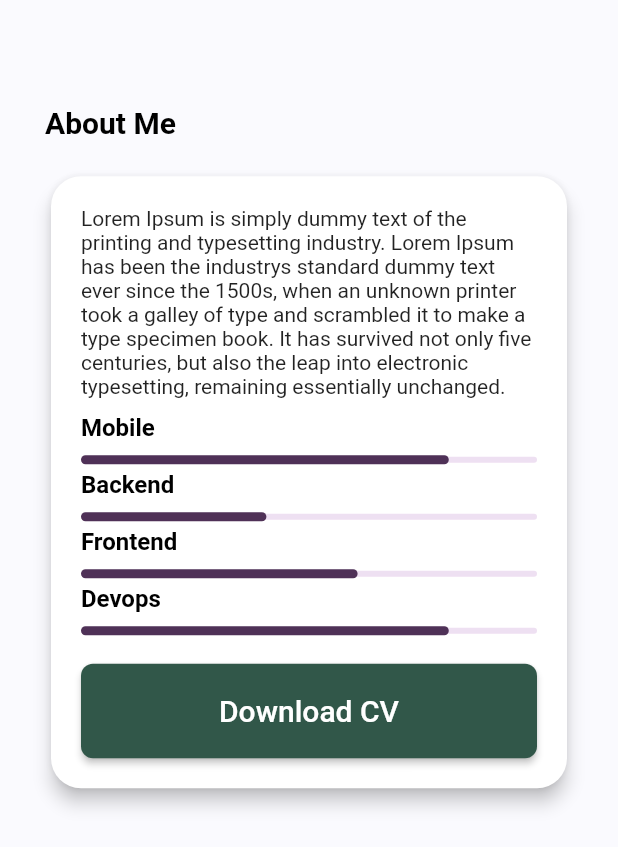
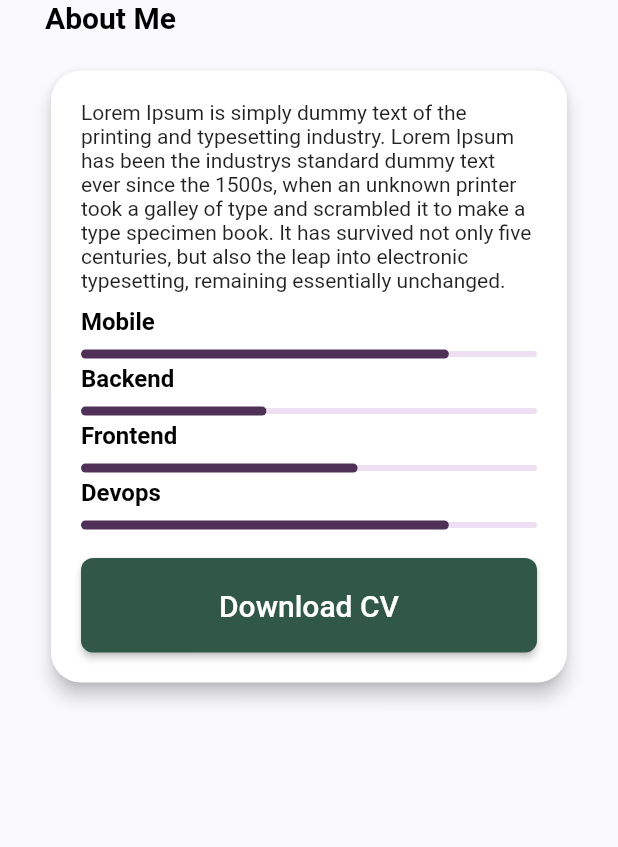
Before and after one commit to andreslab/portfolio-v5, a Flutter app: the Body widget shown alone on an empty page, opened directly, on a phone screen of 412 x 824 dp. Shown: the top 847 px of the screen. Run offline on Flutter 3.47's test engine with Material 2 defaults, Android fonts, the phone set to English and light mode, and no system bars; our stand-ins replace flutter_dotenv, font_awesome_flutter; missing offline and left inert: dart:html.

Commit message:
Move the title to the main body of each page

```diff
--- a/lib/widgets/about/widgets/body.dart
+++ b/lib/widgets/about/widgets/body.dart
@@ -1,5 +1,7 @@
 import 'package:flutter/material.dart';
+import 'package:porfolio/models/models.dart';
 import 'package:porfolio/providers/providers.dart';
+import 'package:porfolio/widgets/widgets.dart';
 import 'package:provider/provider.dart';
 import 'package:porfolio/screens/utils.dart';
 
@@ -17,7 +19,21 @@ class Body extends StatelessWidget {
     final personalProvider = Provider.of<ProfileProvider>(context);
     final personal = personalProvider.personal;
     final uiProvider = Provider.of<UiProvider>(context);
-    switch (uiProvider.pratform) {
+
+    return Column(
+      crossAxisAlignment: CrossAxisAlignment.start,
+      children: [
+        TitleWithKey(key: uiProvider.aboutKey, title: 'About Me'),
+        SizedBox(
+          height: 20,
+        ),
+        _buildPlatformWidget(uiProvider.pratform, personal),
+      ],
+    );
+  }
+
+  Widget _buildPlatformWidget(Platform platform, Personal personal) {
+    switch (platform) {
       case Platform.desktop:
         return Desktop(
           personalData: personal,
--- a/lib/widgets/about/widgets/mobile.dart
+++ b/lib/widgets/about/widgets/mobile.dart
@@ -15,28 +15,15 @@ class Mobile extends StatelessWidget {
   Widget build(BuildContext context) {
     final size = MediaQuery.of(context).size;
     final width = size.width;
-    const height = 600.0;
+    const height = 550.0;
     return SizedBox(
       width: width,
       height: height,
       child: Column(
         crossAxisAlignment: CrossAxisAlignment.start,
         children: [
-          Spacer(),
-          Padding(
-            padding:
-                const EdgeInsets.symmetric(horizontal: Constants.MARGIN_BODY),
-            child: Text(
-              'About Me',
-              style: Theme.of(context).textTheme.titleLarge,
-            ),
-          ),
-          SizedBox(
-            height: 20,
-          ),
           Container(
             padding: EdgeInsets.symmetric(horizontal: Constants.MARGIN_BODY),
-            // width: width * 0.9,
             child: Expanded(
               child: Card(
                 elevation: 5,
--- a/lib/widgets/contact/widgets/body.dart
+++ b/lib/widgets/contact/widgets/body.dart
@@ -1,6 +1,7 @@
 import 'package:flutter/material.dart';
 import 'package:porfolio/providers/providers.dart';
 import 'package:porfolio/theme/app_theme.dart';
+import 'package:porfolio/widgets/widgets.dart';
 import 'package:provider/provider.dart';
 import 'package:porfolio/screens/utils.dart';
 
@@ -16,7 +17,20 @@ class Body extends StatelessWidget {
   @override
   Widget build(BuildContext context) {
     final uiProvider = Provider.of<UiProvider>(context);
-    switch (uiProvider.pratform) {
+    return Column(
+      crossAxisAlignment: CrossAxisAlignment.start,
+      children: [
+        TitleWithKey(key: uiProvider.contactKey, title: 'Get in touch'),
+        SizedBox(
+          height: 20,
+        ),
+        _buildPlatformWidget(uiProvider.pratform),
+      ],
+    );
+  }
+
+  Widget _buildPlatformWidget(Platform platform) {
+    switch (platform) {
       case Platform.desktop:
         return Desktop();
       case Platform.tablet:
--- a/lib/widgets/contact/widgets/mobile.dart
+++ b/lib/widgets/contact/widgets/mobile.dart
@@ -11,25 +11,13 @@ class Mobile extends StatelessWidget {
   Widget build(BuildContext context) {
     final size = MediaQuery.of(context).size;
     final width = size.width;
-    const height = 500.0;
+    const height = 450.0;
     return SizedBox(
       width: width,
       height: height,
       child: Column(
         crossAxisAlignment: CrossAxisAlignment.start,
         children: [
-          Spacer(),
-          Padding(
-            padding:
-                const EdgeInsets.symmetric(horizontal: Constants.MARGIN_BODY),
-            child: Text(
-              'Get in touch',
-              style: Theme.of(context).textTheme.titleLarge,
-            ),
-          ),
-          SizedBox(
-            height: 20,
-          ),
           Padding(
             padding:
                 const EdgeInsets.symmetric(horizontal: Constants.MARGIN_BODY),
--- a/lib/widgets/experience/widgets/body.dart
+++ b/lib/widgets/experience/widgets/body.dart
@@ -1,5 +1,8 @@
 import 'package:flutter/material.dart';
+import 'package:porfolio/models/institute.dart';
+import 'package:porfolio/models/job.dart';
 import 'package:porfolio/providers/providers.dart';
+import 'package:porfolio/widgets/widgets.dart';
 import 'package:provider/provider.dart';
 import 'package:porfolio/screens/utils.dart';
 
@@ -20,7 +23,22 @@ class Body extends StatelessWidget {
     final jobs = jobProvider.jobs;
 
     final uiProvider = Provider.of<UiProvider>(context);
-    switch (uiProvider.pratform) {
+    return Column(
+      crossAxisAlignment: CrossAxisAlignment.start,
+      children: [
+        TitleWithKey(
+            key: uiProvider.experienceKey, title: 'Experience (+7 years)'),
+        SizedBox(
+          height: 20,
+        ),
+        _buildPlatformWidget(uiProvider.pratform, jobs, institutes),
+      ],
+    );
+  }
+
+  Widget _buildPlatformWidget(
+      Platform platform, Job jobs, Institute institutes) {
+    switch (platform) {
       case Platform.desktop:
         return Desktop(
           institutes: institutes,
--- a/lib/widgets/experience/widgets/tablet.dart
+++ b/lib/widgets/experience/widgets/tablet.dart
@@ -14,7 +14,7 @@ class Tablet extends StatelessWidget {
 
   @override
   Widget build(BuildContext context) {
-    const minHeight = 700.0;
+    const minHeight = 650.0;
     final size = MediaQuery.of(context).size;
     final width = size.width;
     final responsiveHeight = size.height * 0.7;
@@ -26,18 +26,6 @@ class Tablet extends StatelessWidget {
         crossAxisAlignment: CrossAxisAlignment.stretch,
         mainAxisAlignment: MainAxisAlignment.start,
         children: [
-          Spacer(),
-          Padding(
-            padding:
-                const EdgeInsets.symmetric(horizontal: Constants.MARGIN_BODY),
-            child: Text(
-              'Experience (+7 years)',
-              style: Theme.of(context).textTheme.titleLarge,
-            ),
-          ),
-          SizedBox(
-            height: 20,
-          ),
           Container(
             padding: EdgeInsets.symmetric(horizontal: Constants.MARGIN_BODY),
             child: ExperienceCard(
--- a/lib/widgets/profile/widgets/body.dart
+++ b/lib/widgets/profile/widgets/body.dart
@@ -1,5 +1,7 @@
 import 'package:flutter/material.dart';
+import 'package:porfolio/models/models.dart';
 import 'package:porfolio/providers/providers.dart';
+import 'package:porfolio/widgets/widgets.dart';
 import 'package:provider/provider.dart';
 import 'package:porfolio/screens/utils.dart';
 
@@ -15,7 +17,18 @@ class Body extends StatelessWidget {
     final personalProvider = Provider.of<ProfileProvider>(context);
     final personal = personalProvider.personal.data?.attributes;
     final uiProvider = Provider.of<UiProvider>(context);
-    switch (uiProvider.pratform) {
+
+    return Column(
+      crossAxisAlignment: CrossAxisAlignment.start,
+      children: [
+        TitleWithKey(key: uiProvider.profileKey, title: ''),
+        _buildPlatformWidget(uiProvider.pratform, personal!),
+      ],
+    );
+  }
+
+  Widget _buildPlatformWidget(Platform platform, PersonalAttributes personal) {
+    switch (platform) {
       case Platform.desktop:
         return Desktop(
           personalData: personal,
--- a/lib/widgets/projects/widgets/body.dart
+++ b/lib/widgets/projects/widgets/body.dart
@@ -1,5 +1,7 @@
 import 'package:flutter/material.dart';
+import 'package:porfolio/models/models.dart';
 import 'package:porfolio/providers/providers.dart';
+import 'package:porfolio/widgets/widgets.dart';
 import 'package:provider/provider.dart';
 import 'package:porfolio/screens/utils.dart';
 
@@ -19,7 +21,21 @@ class Body extends StatelessWidget {
     final categoryProvider = Provider.of<CategoryProvider>(context);
     final categories = categoryProvider.categories;
     final uiProvider = Provider.of<UiProvider>(context);
-    switch (uiProvider.pratform) {
+    return Column(
+      crossAxisAlignment: CrossAxisAlignment.start,
+      children: [
+        TitleWithKey(key: uiProvider.projectsKey, title: 'Projects'),
+        SizedBox(
+          height: 20,
+        ),
+        _buildPlatformWidget(uiProvider.pratform, projects, categories),
+      ],
+    );
+  }
+
+  Widget _buildPlatformWidget(
+      Platform platform, Project projects, Category categories) {
+    switch (platform) {
       case Platform.desktop:
         return Desktop(
           projects: projects,
--- a/lib/widgets/projects/widgets/mobile.dart
+++ b/lib/widgets/projects/widgets/mobile.dart
@@ -22,25 +22,13 @@ class Mobile extends StatelessWidget {
     final uiProvider = Provider.of<UiProvider>(context);
     final size = MediaQuery.of(context).size;
     final width = size.width;
-    const height = 600.0;
+    const height = 550.0;
     return SizedBox(
       width: width,
       height: height,
       child: Column(
         crossAxisAlignment: CrossAxisAlignment.start,
         children: [
-          Spacer(),
-          Padding(
-            padding:
-                const EdgeInsets.symmetric(horizontal: Constants.MARGIN_BODY),
-            child: Text(
-              'Projects',
-              style: Theme.of(context).textTheme.titleLarge,
-            ),
-          ),
-          SizedBox(
-            height: 20,
-          ),
           Container(
             padding: EdgeInsets.symmetric(horizontal: Constants.MARGIN_BODY),
             height: 50,
--- a/lib/widgets/services/widgets/body.dart
+++ b/lib/widgets/services/widgets/body.dart
@@ -1,5 +1,6 @@
 import 'package:flutter/material.dart';
 import 'package:porfolio/providers/ui_provider.dart';
+import 'package:porfolio/widgets/widgets.dart';
 import 'package:provider/provider.dart';
 import 'package:porfolio/screens/utils.dart';
 
@@ -15,7 +16,21 @@ class Body extends StatelessWidget {
   @override
   Widget build(BuildContext context) {
     final uiProvider = Provider.of<UiProvider>(context);
-    switch (uiProvider.pratform) {
+
+    return Column(
+      crossAxisAlignment: CrossAxisAlignment.start,
+      children: [
+        TitleWithKey(key: uiProvider.servicesKey, title: 'Services'),
+        SizedBox(
+          height: 20,
+        ),
+        _buildPlatformWidget(uiProvider.pratform),
+      ],
+    );
+  }
+
+  Widget _buildPlatformWidget(Platform platform) {
+    switch (platform) {
       case Platform.desktop:
         return Desktop();
       case Platform.tablet:
--- a/lib/widgets/services/widgets/mobile.dart
+++ b/lib/widgets/services/widgets/mobile.dart
@@ -12,25 +12,13 @@ class Mobile extends StatelessWidget {
   Widget build(BuildContext context) {
     final size = MediaQuery.of(context).size;
     final width = size.width;
-    final height = 550.0;
+    final height = 500.0;
     return SizedBox(
       width: width,
       height: height,
       child: Column(
         crossAxisAlignment: CrossAxisAlignment.start,
         children: [
-          Spacer(),
-          Padding(
-            padding:
-                const EdgeInsets.symmetric(horizontal: Constants.MARGIN_BODY),
-            child: Text(
-              'Services',
-              style: Theme.of(context).textTheme.titleLarge,
-            ),
-          ),
-          SizedBox(
-            height: 20,
-          ),
           Container(
             padding: EdgeInsets.symmetric(horizontal: Constants.MARGIN_BODY),
             child: Column(
```
Also changed, not shown: lib/widgets/about/widgets/desktop.dart (+1 -11 lines), lib/widgets/about/widgets/tablet.dart (+1 -13 lines), lib/widgets/contact/widgets/desktop.dart (+1 -13 lines), lib/widgets/contact/widgets/tablet.dart (+1 -13 lines), lib/widgets/experience/widgets/desktop.dart (+1 -13 lines), lib/widgets/projects/widgets/desktop.dart (+1 -13 lines), lib/widgets/projects/widgets/tablet.dart (+1 -13 lines), lib/widgets/services/widgets/desktop.dart (+1 -13 lines), lib/widgets/services/widgets/tablet.dart (+1 -13 lines).
